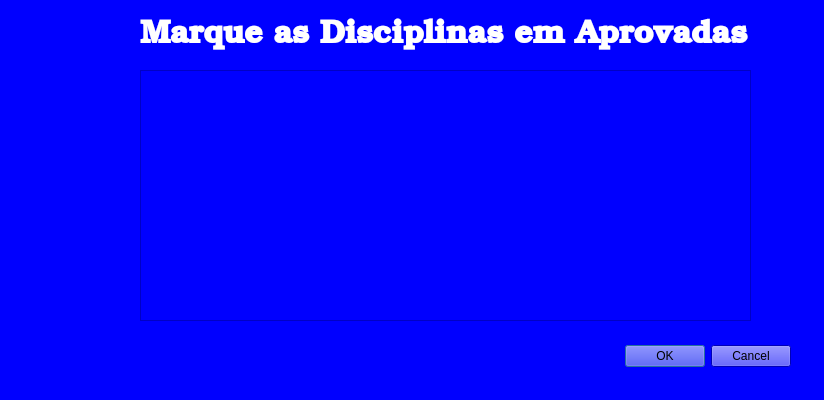
Above: 4-Execucao-Detalhamento-Construcao-Versao-1/src/EditarDisciplinasAprovadas.ui from ldsc/ProjetoEngenharia-SimuladorDePlanejamentoDasAtividadesDoEstudanteEngenharia before the change. Below: the same form after it.
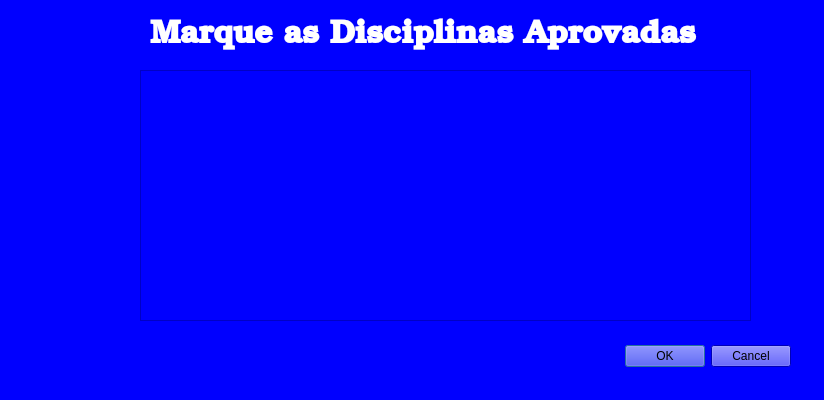
That is the form after the change.

The edit to the form file:
```diff
--- a/4-Execucao-Detalhamento-Construcao-Versao-1/src/EditarDisciplinasAprovadas.ui
+++ b/4-Execucao-Detalhamento-Construcao-Versao-1/src/EditarDisciplinasAprovadas.ui
@@ -35,7 +35,7 @@
   <widget class="QLabel" name="labelTitulo">
    <property name="geometry">
     <rect>
-     <x>140</x>
+     <x>150</x>
      <y>10</y>
      <width>641</width>
      <height>51</height>
@@ -52,7 +52,7 @@
     <string notr="true">color: white</string>
    </property>
    <property name="text">
-    <string>Marque as Disciplinas em Aprovadas</string>
+    <string>Marque as Disciplinas Aprovadas</string>
    </property>
   </widget>
   <widget class="QScrollArea" name="scrollArea">
```
